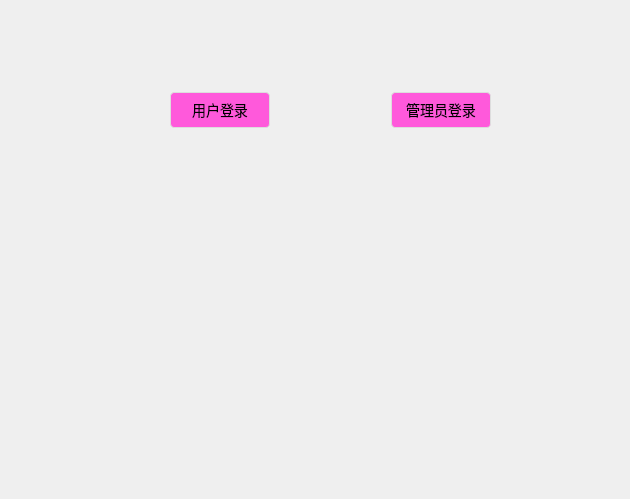
This is Cafe/main_window.ui in smoker114514/XueLian666 as Qt 5 draws it before an edit. The edited form follows.
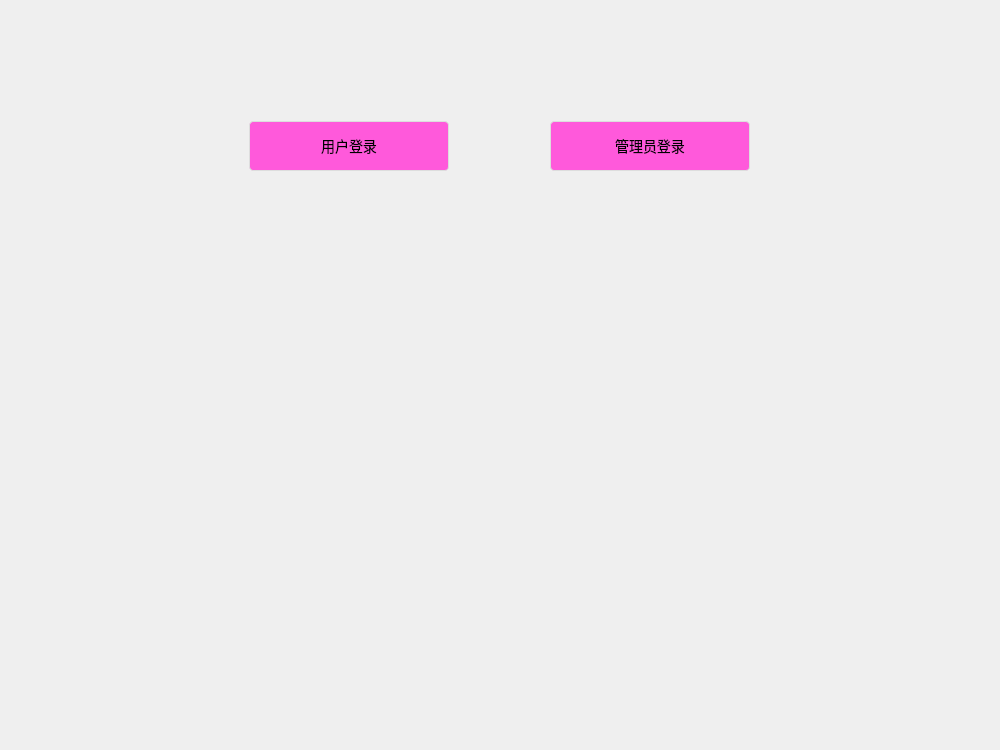
This is the edited form. Icons and pictures are not drawn.

```diff
--- a/Cafe/main_window.ui
+++ b/Cafe/main_window.ui
@@ -6,8 +6,8 @@
    <rect>
     <x>0</x>
     <y>0</y>
-    <width>630</width>
-    <height>499</height>
+    <width>1000</width>
+    <height>750</height>
    </rect>
   </property>
   <property name="windowTitle">
@@ -30,13 +30,13 @@
     background-color: #E8F4F8; /* 点击时更深色 */
 }</string>
   </property>
-  <widget class="QWidget" name="">
+  <widget class="QWidget" name="layoutWidget">
    <property name="geometry">
     <rect>
-     <x>170</x>
-     <y>90</y>
-     <width>321</width>
-     <height>41</height>
+     <x>249</x>
+     <y>100</y>
+     <width>501</width>
+     <height>92</height>
     </rect>
    </property>
    <layout class="QHBoxLayout" name="horizontalLayout">
@@ -44,8 +44,8 @@
      <widget class="QPushButton" name="userLoginButton">
       <property name="minimumSize">
        <size>
-        <width>100</width>
-        <height>0</height>
+        <width>200</width>
+        <height>50</height>
        </size>
       </property>
       <property name="text">
@@ -70,8 +70,8 @@
      <widget class="QPushButton" name="adminLoginButton">
       <property name="minimumSize">
        <size>
-        <width>100</width>
-        <height>0</height>
+        <width>200</width>
+        <height>50</height>
        </size>
       </property>
       <property name="text">
@@ -81,13 +81,13 @@
     </item>
    </layout>
   </widget>
-  <widget class="QWidget" name="">
+  <widget class="QWidget" name="layoutWidget">
    <property name="geometry">
     <rect>
-     <x>140</x>
-     <y>130</y>
-     <width>376</width>
-     <height>52</height>
+     <x>250</x>
+     <y>170</y>
+     <width>501</width>
+     <height>151</height>
     </rect>
    </property>
    <layout class="QHBoxLayout" name="horizontalLayout_2">
```
